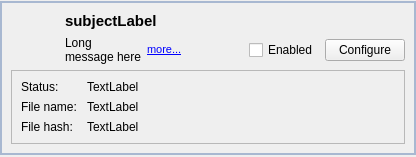
Qt form retroshare-gui/src/gui/settings/PluginItem.ui (RetroShare/RetroShare) before a commit.
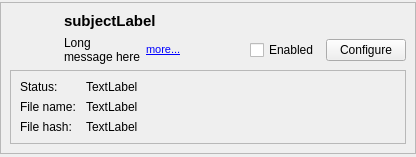
The same form after that commit.

```diff
--- a/retroshare-gui/src/gui/settings/PluginItem.ui
+++ b/retroshare-gui/src/gui/settings/PluginItem.ui
@@ -25,18 +25,9 @@
        <verstretch>0</verstretch>
       </sizepolicy>
      </property>
-     <property name="styleSheet">
-      <string notr="true">QFrame#frame{border: 2px solid #A8B8D1; 
-background-color: qlineargradient(x1: 0, y1: 0, x2: 0, y2: 1,
-stop: 0 #FCFDFE, stop: 1 #E2E8EF);
-border-radius: 0px}</string>
-     </property>
      <property name="frameShape">
       <enum>QFrame::StyledPanel</enum>
      </property>
-     <property name="frameShadow">
-      <enum>QFrame::Raised</enum>
-     </property>
      <layout class="QVBoxLayout" name="verticalLayout_6">
       <item>
        <layout class="QHBoxLayout" name="horizontalLayout_3">
```
